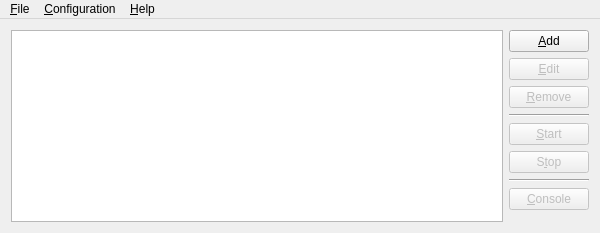
Before: the Qt Designer form source/mainwindow.ui in martin-kudlicka/crypto-miner, drawn with Qt 5.
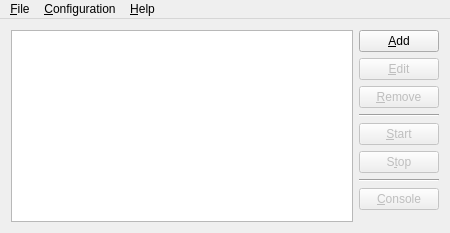
After: the same form once the commit is applied. Icons and pictures are not drawn.

Commit message: * width reduced to 450

Patch:
```diff
--- a/source/mainwindow.ui
+++ b/source/mainwindow.ui
@@ -6,7 +6,7 @@
    <rect>
     <x>0</x>
     <y>0</y>
-    <width>600</width>
+    <width>450</width>
     <height>233</height>
    </rect>
   </property>
@@ -127,7 +127,7 @@
     <rect>
      <x>0</x>
      <y>0</y>
-     <width>600</width>
+     <width>450</width>
      <height>21</height>
     </rect>
    </property>
```
